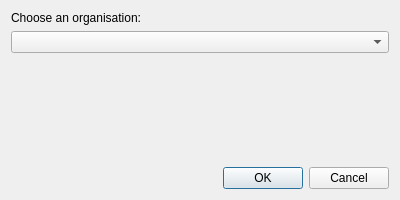
Above: rana_qgis_plugin/widgets/ui/tenant_selection_dialog.ui from nens/rana-qgis-plugin before the change. Below: the same form after it.
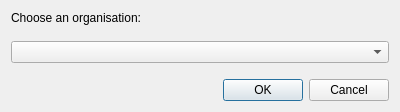
That is the form after the change.

Commit message: fix(ui): Improve spacing between dialog items

What changed in the file:
```diff
--- a/rana_qgis_plugin/widgets/ui/tenant_selection_dialog.ui
+++ b/rana_qgis_plugin/widgets/ui/tenant_selection_dialog.ui
@@ -7,7 +7,7 @@
     <x>0</x>
     <y>0</y>
     <width>400</width>
-    <height>200</height>
+    <height>0</height>
    </rect>
   </property>
   <property name="sizePolicy">
@@ -19,13 +19,16 @@
   <property name="minimumSize">
    <size>
     <width>400</width>
-    <height>200</height>
+    <height>0</height>
    </size>
   </property>
   <property name="windowTitle">
    <string>Select Organisation</string>
   </property>
   <layout class="QVBoxLayout" name="verticalLayout">
+    <property name="spacing">
+      <number>16</number>
+    </property>
    <item>
     <widget class="QLabel" name="organisation_label">
      <property name="text">
@@ -36,22 +39,6 @@
    <item>
     <widget class="QComboBox" name="organisations_box"/>
    </item>
-   <item>
-    <spacer name="verticalSpacer">
-     <property name="orientation">
-      <enum>Qt::Vertical</enum>
-     </property>
-     <property name="sizeType">
-      <enum>QSizePolicy::Expanding</enum>
-     </property>
-     <property name="sizeHint" stdset="0">
-      <size>
-       <width>0</width>
-       <height>0</height>
-      </size>
-     </property>
-    </spacer>
-   </item>
    <item>
     <widget class="QDialogButtonBox" name="buttonBox">
      <property name="standardButtons">
```
